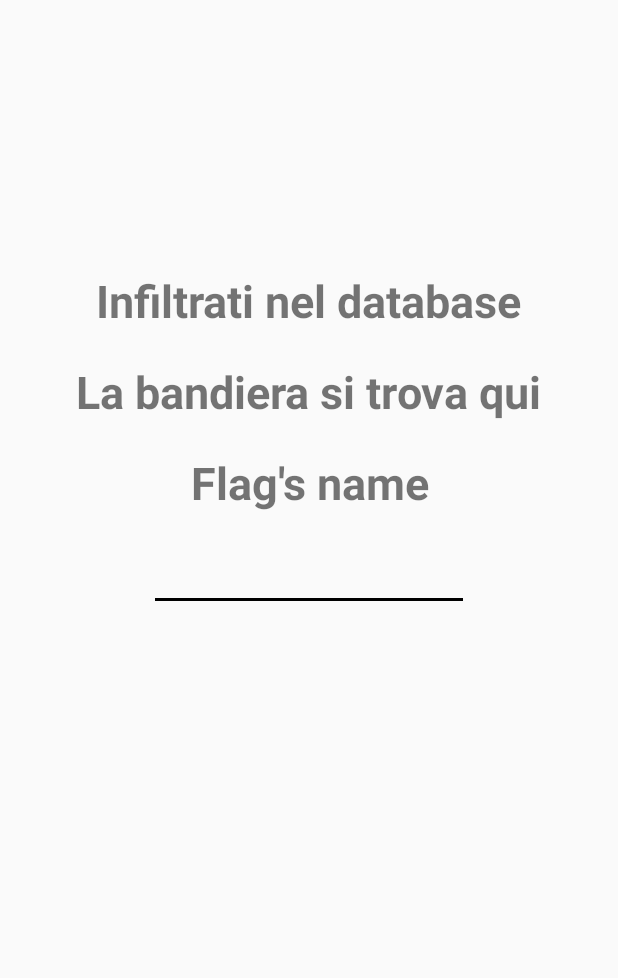
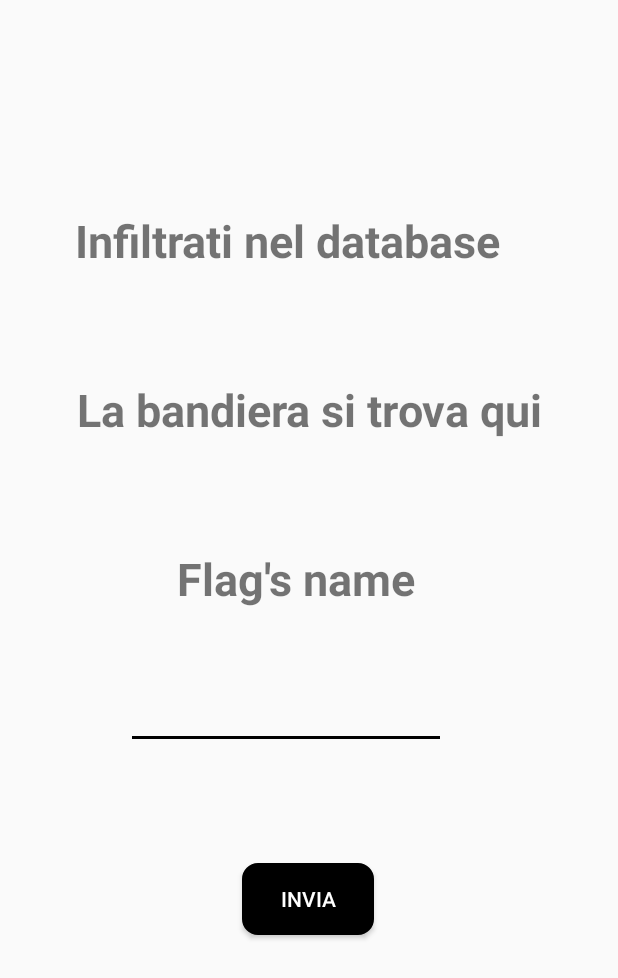
Before and after one commit to itsar19-20/quiz, an Android app: the GameActivity screen opened directly, with no data from a screen before it, on a phone screen of 412 x 824 dp. Shown: the top 978 px of the screen. Run offline under Robolectric (Android 15) with nearby library versions, the light colour scheme and no system bars; Roboto replaces fonts that are not available here.

Commit message:
Aggiunto modalità gioco

```diff
--- a/src/CTFLY2/app/src/main/AndroidManifest.xml
+++ b/src/CTFLY2/app/src/main/AndroidManifest.xml
@@ -15,7 +15,8 @@
         android:theme="@style/AppTheme"
         android:usesCleartextTraffic="true"
         tools:ignore="AllowBackup,GoogleAppIndexingWarning">
-        <activity android:name=".GeneraQuizP2Activity"></activity>
+        <activity android:name=".SuccessActivity"></activity>
+        <activity android:name=".GeneraQuizP2Activity" />
         <activity android:name="Fragment.PodioFragment" />
         <activity android:name="Fragment.ProfileImageFragment" />
         <activity android:name="Fragment.ProfileFragment" />
--- a/src/CTFLY2/app/src/main/java/DbUtility/DbChallengeAdapter.java
+++ b/src/CTFLY2/app/src/main/java/DbUtility/DbChallengeAdapter.java
@@ -68,4 +68,8 @@ public class DbChallengeAdapter {
     public boolean deleteAllChallenge() {
         return db.delete(DatabaseHelper.CHALLENGE_TABLE_NAME, null, null)>0;
     }
+    public  Cursor getAllChallenge(){
+        String query="SELECT * FROM " + DatabaseHelper.CHALLENGE_TABLE_NAME;
+       return db.rawQuery(query,null);
+    }
 }
--- a/src/CTFLY2/app/src/main/java/DbUtility/UserPunteggioAdapter.java
+++ b/src/CTFLY2/app/src/main/java/DbUtility/DbUserPunteggioAdapter.java
@@ -11,16 +11,16 @@ import java.util.List;
 
 import Model.UserPunteggio;
 
-public class UserPunteggioAdapter {
+public class DbUserPunteggioAdapter {
     private Context context;
     private SQLiteDatabase db;
     private DatabaseHelper dbHelper;
 
-    public UserPunteggioAdapter(Context context) {
+    public DbUserPunteggioAdapter(Context context) {
         this.context = context;
     }
 
-    public UserPunteggioAdapter open() throws SQLException {
+    public DbUserPunteggioAdapter open() throws SQLException {
         dbHelper=new DatabaseHelper(context);
         db = dbHelper.getWritableDatabase();
         return this;
--- a/src/CTFLY2/app/src/main/java/Fragment/PodioFragment.java
+++ b/src/CTFLY2/app/src/main/java/Fragment/PodioFragment.java
@@ -12,7 +12,7 @@ import android.view.ViewGroup;
 import android.widget.ListView;
 import java.util.ArrayList;
 import java.util.List;
-import DbUtility.UserPunteggioAdapter;
+import DbUtility.DbUserPunteggioAdapter;
 import Model.UserPunteggio;
 import Model.Utente;
 import pro.team.ctfly.R;
@@ -24,7 +24,7 @@ import webService.MyApiEndpointInterface;
 
 public class PodioFragment extends Fragment {
     private ListView listUsers;
-    private UserPunteggioAdapter dbUserAdapter;
+    private DbUserPunteggioAdapter dbUserAdapter;
     private CursorUserAdapter userAdapter;
 
     private MyApiEndpointInterface api= AndroidWebService.getRetrofit().create(MyApiEndpointInterface.class);
@@ -33,7 +33,7 @@ public class PodioFragment extends Fragment {
     public View onCreateView(@NonNull LayoutInflater inflater, @Nullable ViewGroup container, @Nullable Bundle savedInstanceState) {
         View v=inflater.inflate(R.layout.fragment_podio,container,false);
         listUsers=v.findViewById(R.id.listUser);
-        dbUserAdapter=new UserPunteggioAdapter(getActivity());
+        dbUserAdapter=new DbUserPunteggioAdapter(getActivity());
         dbUserAdapter.open();
         Call <List<Utente>> call=api.getAllUser("search");
         call.enqueue(new Callback<List<Utente>>() {
--- a/src/CTFLY2/app/src/main/java/pro/team/ctfly/GameActivity.java
+++ b/src/CTFLY2/app/src/main/java/pro/team/ctfly/GameActivity.java
@@ -2,13 +2,67 @@ package pro.team.ctfly;
 
 import androidx.appcompat.app.AppCompatActivity;
 
+import android.content.Intent;
+import android.database.Cursor;
 import android.os.Bundle;
+import android.view.View;
+import android.widget.Button;
+import android.widget.EditText;
+import android.widget.Toast;
+
+import java.util.List;
+
+import DbUtility.DatabaseHelper;
+import DbUtility.DbChallengeAdapter;
+import retrofit2.Call;
+import retrofit2.Callback;
+import retrofit2.Response;
+import webService.AndroidWebService;
+import webService.MyApiEndpointInterface;
 
 public class GameActivity extends AppCompatActivity {
+Button invia;
+EditText flagTest;
+DbChallengeAdapter dbChallengeAdapter;
+MyApiEndpointInterface api;
 
     @Override
     protected void onCreate(Bundle savedInstanceState) {
         super.onCreate(savedInstanceState);
         setContentView(R.layout.activity_game);
+        invia=findViewById(R.id.inviaFlag);
+        flagTest=findViewById(R.id.textFlag);
+        invia.setOnClickListener(new View.OnClickListener() {
+            @Override
+            public void onClick(View v) {
+                dbChallengeAdapter=new DbChallengeAdapter(getApplicationContext());
+                dbChallengeAdapter.open();
+                api= AndroidWebService.getRetrofit().create(MyApiEndpointInterface.class);
+
+
+
+                    Call<Boolean> call = api.getChallengeSolution("flag","titolo");
+                    call.enqueue(new Callback<Boolean>() {
+                        @Override
+                        public void onResponse(Call<Boolean> call, Response<Boolean> response) {
+                            if (response.body()) {
+                                Toast.makeText(getApplicationContext(), "Risposta corretta", Toast.LENGTH_SHORT).show();
+                                startActivity(new Intent(GameActivity.this, SuccessActivity.class));
+                            }else{
+                                Toast.makeText(getApplicationContext(), "Risposta sbagliata", Toast.LENGTH_SHORT).show();
+                            }
+
+                            Toast.makeText(getApplicationContext(), "Connesione stabilita con successo", Toast.LENGTH_SHORT).show();
+                        }
+
+                        @Override
+                        public void onFailure(Call<Boolean> call, Throwable t) {
+                            Toast.makeText(getApplicationContext(), "Connesione fallita", Toast.LENGTH_SHORT).show();
+
+                        }
+                    });
+                }
+
+        });
     }
 }
--- a/src/CTFLY2/app/src/main/java/pro/team/ctfly/GeneraQuizP2Activity.java
+++ b/src/CTFLY2/app/src/main/java/pro/team/ctfly/GeneraQuizP2Activity.java
@@ -49,7 +49,8 @@ public class GeneraQuizP2Activity extends AppCompatActivity {
                 Log.d("CHECK ", "" + strTitolo + " " + strDescrizione + " " + strFlag);
                 if(!strTitolo.matches("") && !strDescrizione.matches("") && !strFlag.matches("")) {
                     MyApiEndpointInterface apiService = AndroidWebService.getRetrofit().create(MyApiEndpointInterface.class);
-                    Call<Boolean> call = apiService.addChallenge(strTitolo, strDescrizione, categoria, creatore, strFlag);
+                    Call<Boolean> call = apiService.addChallenge(
+                            strTitolo, strDescrizione, categoria, creatore, strFlag);
                     call.enqueue(new Callback<Boolean>() {
                         @Override
                         public void onResponse(Call<Boolean> call, Response<Boolean> response) {
--- a/src/CTFLY2/app/src/main/java/webService/AndroidWebService.java
+++ b/src/CTFLY2/app/src/main/java/webService/AndroidWebService.java
@@ -5,7 +5,7 @@ import retrofit2.Retrofit;
 import retrofit2.converter.gson.GsonConverterFactory;
 
 public class AndroidWebService {
-    private static final String BASE_URL = "http://192.168.1.27:8080";
+    private static final String BASE_URL = "http://192.168.1.5:8080";
     private static Retrofit retrofit;
 
     public static Retrofit getRetrofit() {
--- a/src/CTFLY2/app/src/main/java/webService/MyApiEndpointInterface.java
+++ b/src/CTFLY2/app/src/main/java/webService/MyApiEndpointInterface.java
@@ -46,4 +46,7 @@ public interface MyApiEndpointInterface {
     @FormUrlEncoded
     @POST("/cc")
     Call<Boolean> addChallenge(@Field("titolo") String titolo, @Field("descrizione") String descrizione, @Field("categoria") String categoria, @Field("creatore") String creatore, @Field("flag") String flag);
+    @FormUrlEncoded
+    @POST("/cs")
+    Call<Boolean> getChallengeSolution(@Field("flag")String flag ,@Field("titolo") String titolo);
 }
--- a/src/CTFLY2/app/src/main/res/layout/activity_game.xml
+++ b/src/CTFLY2/app/src/main/res/layout/activity_game.xml
@@ -1,32 +1,37 @@
 <?xml version="1.0" encoding="utf-8"?>
-<RelativeLayout xmlns:android="http://schemas.android.com/apk/res/android"
+<androidx.constraintlayout.widget.ConstraintLayout xmlns:android="http://schemas.android.com/apk/res/android"
     xmlns:app="http://schemas.android.com/apk/res-auto"
     xmlns:tools="http://schemas.android.com/tools"
     android:layout_width="match_parent"
     android:layout_height="match_parent"
     tools:context=".GameActivity">
-<TextView
 
-    android:id="@+id/textDescription"
+    <TextView
+        android:id="@+id/textDescription"
 
-    android:textSize="30dp"
-    android:textStyle="bold"
-    android:text="Infiltrati nel database"
-    android:layout_marginBottom="20dp"
-    android:layout_marginTop="180dp"
-    android:layout_width="wrap_content"
-    android:layout_height="wrap_content"
-    android:layout_centerHorizontal="true"/>
+        android:layout_width="wrap_content"
+        android:layout_height="wrap_content"
+        android:layout_centerHorizontal="true"
+        android:layout_marginTop="140dp"
+        android:text="Infiltrati nel database"
+        android:textSize="30dp"
+        android:textStyle="bold"
+        app:layout_constraintEnd_toEndOf="parent"
+        app:layout_constraintHorizontal_bias="0.39"
+        app:layout_constraintStart_toStartOf="parent"
+        app:layout_constraintTop_toTopOf="parent" />
+
     <TextView
         android:id="@+id/textDescription1"
+        android:layout_width="wrap_content"
+        android:layout_height="wrap_content"
+        android:layout_marginTop="72dp"
+        android:text="La bandiera si trova qui"
         android:textSize="30dp"
         android:textStyle="bold"
-        android:text="La bandiera si trova qui"
-        android:layout_below="@+id/textDescription"
-        android:layout_marginBottom="20dp"
-        android:layout_width="wrap_content"
-        android:layout_height="wrap_content"
-        android:layout_centerHorizontal="true"/>
+        app:layout_constraintEnd_toEndOf="parent"
+        app:layout_constraintStart_toStartOf="parent"
+        app:layout_constraintTop_toBottomOf="@+id/textDescription" />
 
     <TextView
         android:id="@+id/textDescription2"
@@ -34,18 +39,40 @@
         android:layout_height="wrap_content"
         android:layout_below="@+id/textDescription1"
         android:layout_centerHorizontal="true"
-        android:layout_marginBottom="20dp"
+        android:layout_marginTop="72dp"
+        android:text="Flag's name"
         android:textAlignment="center"
-        android:text="Flag's name"
         android:textSize="30dp"
-        android:textStyle="bold" />
+        android:textStyle="bold"
+        app:layout_constraintEnd_toEndOf="parent"
+        app:layout_constraintHorizontal_bias="0.395"
+        app:layout_constraintStart_toStartOf="parent"
+        app:layout_constraintTop_toBottomOf="@+id/textDescription1" />
+
     <EditText
         android:id="@+id/textFlag"
+        android:layout_width="wrap_content"
+        android:layout_height="wrap_content"
+        android:layout_marginTop="48dp"
         android:ems="10"
-        android:layout_centerHorizontal="true"
-        android:layout_below="@id/textDescription2"
+        app:layout_constraintEnd_toEndOf="parent"
+        app:layout_constraintHorizontal_bias="0.424"
+        app:layout_constraintStart_toStartOf="parent"
+        app:layout_constraintTop_toBottomOf="@+id/textDescription2" />
+
+    <Button
+        android:id="@+id/inviaFlag"
         android:layout_width="wrap_content"
-        android:layout_height="wrap_content"/>
+        android:layout_height="wrap_content"
+
+        android:layout_marginTop="76dp"
+        android:background="@drawable/rounded_button_blue"
+        android:text="invia"
+        android:textColor="#FFF"
+        app:layout_constraintEnd_toEndOf="parent"
+        app:layout_constraintHorizontal_bias="0.498"
+        app:layout_constraintStart_toStartOf="parent"
+        app:layout_constraintTop_toBottomOf="@+id/textFlag" />
 
 
-</RelativeLayout>
+</androidx.constraintlayout.widget.ConstraintLayout>
--- a/src/JPA/src/main/java/controller/ChallengeController.java
+++ b/src/JPA/src/main/java/controller/ChallengeController.java
@@ -37,10 +37,12 @@ public class ChallengeController extends HttpServlet{
 	protected void doPost(HttpServletRequest request, HttpServletResponse response) throws ServletException, IOException {
 		Boolean check = false;
 		ChallengeManager ch = new ChallengeManager();
+
 		check = ch.addChallenge(request.getParameter("titolo"), request.getParameter("descrizione"), request.getParameter("categoria"), request.getParameter("creatore"), request.getParameter("flag"));
 		ObjectMapper o = new ObjectMapper();
 		response.setContentType("application/JSON");
 		response.getWriter().append(o.writeValueAsString(check));
+
 	}
 
 
--- a/src/JPA/src/main/resources/META-INF/persistence.xml
+++ b/src/JPA/src/main/resources/META-INF/persistence.xml
@@ -11,7 +11,7 @@
 		<class>model.tipiSegn.SegnSpoiler</class>
 		<properties>
 			<property name="java.persistence.jdbc.driver" value="com.mysql.cj.jdbc.Driver"/>
-			<property name="javax.persistence.jdbc.url" value="jdbc:mysql://localhost:3306/database?serverTimezone=Europe/Rome"/>
+			<property name="javax.persistence.jdbc.url" value="jdbc:mysql://localhost:3306/ctfly?serverTimezone=Europe/Rome"/>
 			<property name="javax.persistence.jdbc.driver" value="com.mysql.cj.jdbc.Driver"/>
 
 		<!--	    <property name="hbm2ddl.auto" value="updata"/>-->
@@ -19,7 +19,8 @@
 
  		 <property name="hbm2ddl.auto" value="create"/>
 			<property name="javax.persistence.schema-generation.database.action" value="create"/>
-			<property name="javax.persistence.jdbc.user" value="root"/>
+			<property name="javax.persistence.jdbc.user" value="grus"/>
+			<property name="javax.persistence.jdbc.password" value="P4$$w0rd"/>
 		</properties>
 
 
```
Also changed, not shown: src/CTFLY2/app/src/main/java/Fragment/ProfileFragment.java (+14 -3 lines), src/CTFLY2/app/src/main/java/pro/team/ctfly/SuccessActivity.java (added, +14 -0 lines), src/CTFLY2/app/src/main/res/layout/activity_success.xml (added, +21 -0 lines), src/JPA/src/main/java/business/ChallengeManager.java (+50 -32 lines), src/JPA/src/main/java/controller/ChallengeSolution.java (added, +42 -0 lines).
